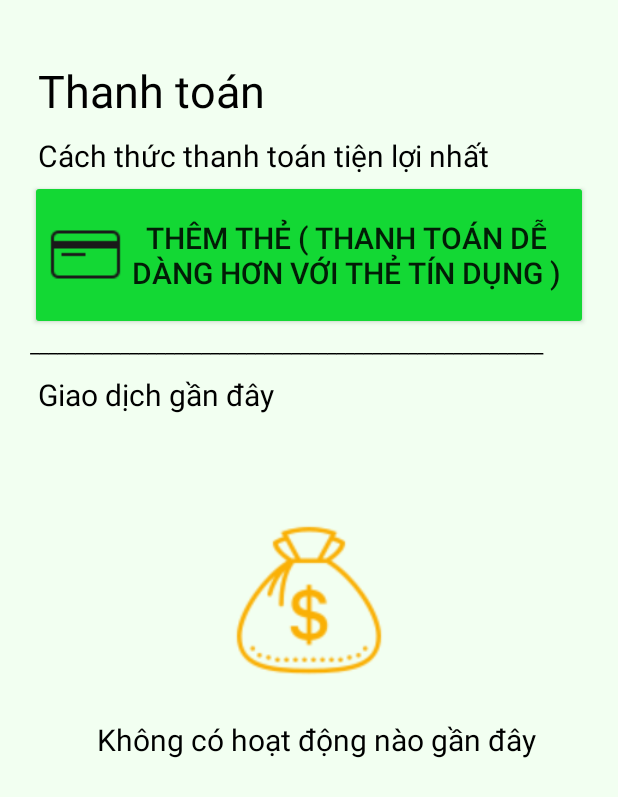
After one commit to duck9-git/Nhom-LDT_dattaixe, an Android app: the fragment WalletFragment shown on its own in the app's theme, on a phone screen of 412 x 824 dp. The commit adds this screen. Shown: the top 797 px of the screen. Run offline under Robolectric (Android 15) with nearby library versions, the phone set to English and light mode, and no system bars.

Commit message:
lich su thanh toan va tin nhan ngay 18/10/2024

```diff
--- /dev/null
+++ b/app/src/main/java/duck/chinh/nhomhdc_appdatxe/fragment/WalletFragment.java
@@ -0,0 +1,29 @@
+package duck.chinh.nhomhdc_appdatxe.fragment;
+
+import android.os.Bundle;
+import android.view.LayoutInflater;
+import android.view.View;
+import android.view.ViewGroup;
+
+import androidx.annotation.NonNull;
+import androidx.annotation.Nullable;
+import androidx.fragment.app.Fragment;
+
+import duck.chinh.nhomhdc_appdatxe.R;
+
+
+public class WalletFragment extends Fragment {
+
+    private View rootView;
+
+    @Nullable
+    @Override
+    public View onCreateView(@NonNull LayoutInflater inflater, @Nullable ViewGroup container, @Nullable Bundle savedInstanceState) {
+        // Inflate the fragment's layout
+        rootView = inflater.inflate(R.layout.activity_wallet, container, false);
+
+        // Initialize views or set up listeners here
+
+        return rootView;
+    }
+}
--- /dev/null
+++ b/app/src/main/res/layout/activity_wallet.xml
@@ -0,0 +1,74 @@
+<?xml version="1.0" encoding="utf-8"?>
+<LinearLayout xmlns:android="http://schemas.android.com/apk/res/android"
+    android:layout_width="match_parent"
+    android:layout_height="match_parent"
+    android:orientation="horizontal"
+    android:padding="20dp"
+    android:background="@color/black2"
+    android:gravity="center">
+    <LinearLayout
+        android:layout_width="match_parent"
+        android:layout_height="match_parent"
+        android:gravity="top|center"
+        android:orientation="vertical">
+
+        <TextView
+            android:layout_width="wrap_content"
+            android:layout_height="50dp"
+            android:text="Thanh toán"
+            android:textSize="30sp"
+            android:layout_marginTop="20sp"
+            android:layout_marginLeft="5sp"
+            android:textColor="@color/black"
+            android:layout_gravity="left"/>
+        <TextView
+            android:layout_width="wrap_content"
+            android:layout_height="30dp"
+            android:text="Cách thức thanh toán tiện lợi nhất"
+            android:textSize="20sp"
+            android:layout_marginLeft="5sp"
+            android:textColor="@color/black"
+            android:layout_gravity="left"/>
+
+        <Button
+            android:id="@+id/button_wallet"
+            android:layout_width="match_parent"
+            android:layout_height="100dp"
+            android:layout_gravity="left"
+            android:backgroundTint="@color/yellow"
+            android:drawableLeft="@drawable/icon_card2"
+            android:text="Thêm thẻ ( thanh toán dễ dàng hơn với thẻ tín dụng )"
+            android:textSize="20sp" />
+        <TextView
+            android:layout_width="match_parent"
+            android:layout_height="wrap_content"
+            android:text="_________________________________________________________"
+            android:textColor="@color/black"/>
+        <TextView
+            android:layout_width="wrap_content"
+            android:layout_height="30dp"
+            android:text="Giao dịch gần đây"
+            android:textSize="20sp"
+            android:layout_marginTop="10sp"
+            android:layout_marginLeft="5sp"
+            android:textColor="@color/black"
+            android:layout_gravity="left"/>
+        <ImageView
+            android:layout_width="120dp"
+            android:layout_height="120dp"
+            android:src="@drawable/icon_money"
+            android:layout_gravity="center"
+            android:layout_marginTop="60sp" />
+        <TextView
+            android:layout_width="wrap_content"
+            android:layout_height="30dp"
+            android:text="Không có hoạt động nào gần đây"
+            android:textSize="20sp"
+            android:textAlignment="center"
+            android:layout_marginTop="20sp"
+            android:layout_marginLeft="5sp"
+            android:textColor="@color/black"
+            android:layout_gravity="center"/>
+
+    </LinearLayout>
+</LinearLayout>
--- a/app/src/main/res/values/colors.xml
+++ b/app/src/main/res/values/colors.xml
@@ -2,4 +2,8 @@
 <resources>
     <color name="black">#FF000000</color>
     <color name="white">#FFFFFFFF</color>
+    <color name="yellow">#13d834</color>
+    <color name="black1">#FFFFFF</color>
+    <color name="black2">#F2FFF1</color>
+    <color name="black3">#A5A8AD</color>
 </resources>
```
Also changed, not shown: app/src/main/java/duck/chinh/nhomhdc_appdatxe/fragment/HistoryFragment.java (added, +28 -0 lines), app/src/main/java/duck/chinh/nhomhdc_appdatxe/fragment/MessFragment.java (added, +29 -0 lines), app/src/main/res/layout/activity_history.xml (added, +68 -0 lines), app/src/main/res/layout/activity_mess.xml (added, +85 -0 lines), app/src/main/res/drawable/icon_acc.png (added), app/src/main/res/drawable/icon_card.png (added), app/src/main/res/drawable/icon_card2.png (added), app/src/main/res/drawable/icon_history.png (added), app/src/main/res/drawable/icon_home.png (added), app/src/main/res/drawable/icon_load.png (added), app/src/main/res/drawable/icon_local.png (added), app/src/main/res/drawable/icon_mess.png (added), app/src/main/res/drawable/icon_money.png (added), app/src/main/res/drawable/icon_support.png (added), 1 more files.
